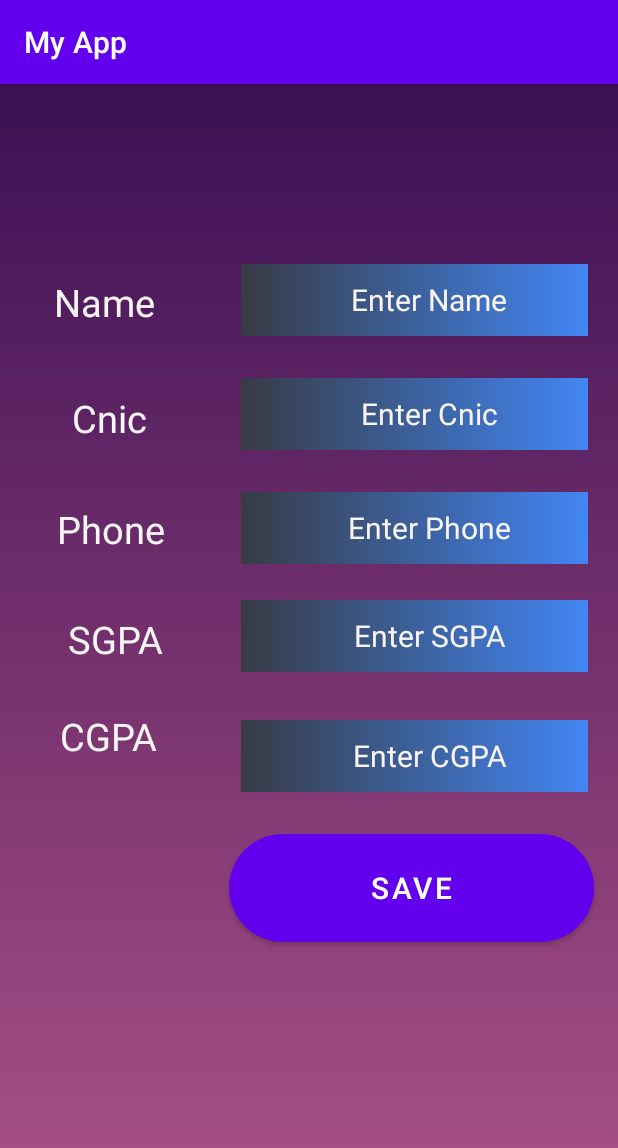
After one commit to zyn20/AndrioDev, an Android app: the studentactivityone screen opened directly, with no data from a screen before it, on a phone screen of 412 x 824 dp. The commit adds this screen. Shown: the top 1148 px of the screen. Run offline under Robolectric (Android 15) with nearby library versions, the phone set to English and light mode, and no system bars.

Commit message:
android files

```diff
--- a/app/src/main/java/com/example/bscssectionabatch20/SharedPreferenceExample/SharedPreferenceExample1.java
+++ b/app/src/main/java/com/example/bscssectionabatch20/SharedPreferenceExample/SharedPreferenceExample1.java
@@ -17,7 +17,7 @@ import java.util.ArrayList;
 public class SharedPreferenceExample1 extends AppCompatActivity {
 
     SharedPreferences sharedPreferences;
-  //  TextView textView;
+    //TextView textView;
     ListView listview;
 
     @SuppressLint("MissingInflatedId")
@@ -27,7 +27,7 @@ public class SharedPreferenceExample1 extends AppCompatActivity {
         setContentView(R.layout.activity_shared_preference_example1);
         sharedPreferences = getSharedPreferences("MyFile",0);
         listview = findViewById(R.id.mylistviewsharedpref);
-       // textView = findViewById(R.id.txtsharedprefexample1);
+        //textView = findViewById(R.id.txtsharedprefexample1);
 
 
     }
@@ -35,7 +35,7 @@ public class SharedPreferenceExample1 extends AppCompatActivity {
     public void Show_My_Preference(View view) {
         int a = sharedPreferences.getInt("A",0);
         String b= sharedPreferences.getString("B",null);
-       // textView.setText(String.valueOf(a) + " " + b);
+        //textView.setText(String.valueOf(a) + " " + b);
 
 
 
--- /dev/null
+++ b/app/src/main/java/com/example/bscssectionabatch20/Tasktwo/studentactivityone.java
@@ -0,0 +1,45 @@
+package com.example.bscssectionabatch20.Tasktwo;
+
+import androidx.appcompat.app.AppCompatActivity;
+
+import android.content.Intent;
+import android.content.SharedPreferences;
+import android.os.Bundle;
+import android.view.View;
+import android.widget.EditText;
+
+import com.example.bscssectionabatch20.R;
+
+public class studentactivityone extends AppCompatActivity {
+    SharedPreferences sharedPreferences;
+    EditText name,cnic,phone,sgpa,cgpa;
+
+    @Override
+    protected void onCreate(Bundle savedInstanceState) {
+        super.onCreate(savedInstanceState);
+        setContentView(R.layout.activity_studentactivityone);
+        name=findViewById(R.id.tasktwonameid);
+        cnic=findViewById(R.id.tasktwocnicid);
+        phone=findViewById(R.id.tasktwophoneid);
+        sgpa=findViewById(R.id.tasktwospgaid);
+        cgpa=findViewById(R.id.tasktwocpgaid);
+        sharedPreferences=getSharedPreferences("studentinfo",0);
+    }
+
+    public void SaveBtn(View view) {
+        String naam= name.getText().toString();
+        String cn= cnic.getText().toString();
+        String ph= phone.getText().toString();
+        String sgpg= sgpa.getText().toString();
+        String cgp=cgpa.getText().toString();
+        SharedPreferences.Editor edit=sharedPreferences.edit();
+        edit.putString("Name",naam);
+        edit.putString("Cnic",cn);
+        edit.putString("Phone",ph);
+        edit.putString("Sgpa",sgpg);
+        edit.putString("Cgpa",cgp);
+        edit.apply();
+        Intent intent=new Intent(this,studentactivitytwo.class);
+        startActivity(intent);
+    }
+}
--- /dev/null
+++ b/app/src/main/java/com/example/bscssectionabatch20/Tasktwo/studentactivitytwo.java
@@ -0,0 +1,47 @@
+package com.example.bscssectionabatch20.Tasktwo;
+
+import androidx.appcompat.app.AppCompatActivity;
+
+import android.content.SharedPreferences;
+import android.os.Bundle;
+import android.widget.ArrayAdapter;
+import android.widget.ListView;
+
+import com.example.bscssectionabatch20.R;
+
+import java.util.ArrayList;
+import java.util.List;
+
+public class studentactivitytwo extends AppCompatActivity {
+    SharedPreferences sharedPreferences;
+    ListView listView;
+
+
+    @Override
+    protected void onCreate(Bundle savedInstanceState) {
+        super.onCreate(savedInstanceState);
+        setContentView(R.layout.activity_studentactivitytwo);
+        sharedPreferences=getSharedPreferences("studentinfo",0);
+        listView=findViewById(R.id.tasktwolistview);
+    }
+
+
+    protected void onStart() {
+        super.onStart();
+        List list=new ArrayList<>();
+        String naam=sharedPreferences.getString("Name",null);
+        String cn=sharedPreferences.getString("Cnic",null);
+        String ph=sharedPreferences.getString("Phone",null);
+        String sgp=sharedPreferences.getString("Sgpa",null);
+        String cgp=sharedPreferences.getString("Cgpa",null);
+        list.add(naam);
+        list.add(cn);
+        list.add(ph);
+        list.add(sgp);
+        list.add(cgp);
+        ArrayAdapter<String> array=new ArrayAdapter<>(this,
+                android.R.layout.simple_list_item_1,list);
+        listView.setAdapter(array);
+    }
+
+}
--- a/app/src/main/res/drawable/btnr.xml
+++ b/app/src/main/res/drawable/btnr.xml
@@ -1,7 +1,7 @@
 <?xml version="1.0" encoding="utf-8"?>
 <shape xmlns:android="http://schemas.android.com/apk/res/android">
 
-    <solid  android:color="@color/royalblue" />
+    <solid  android:color="@color/black" />
         <corners
 android:topRightRadius="45dp"
             android:topLeftRadius="45dp"
--- /dev/null
+++ b/app/src/main/res/drawable/darkocean.xml
@@ -0,0 +1,4 @@
+<?xml version="1.0" encoding="utf-8"?>
+<shape xmlns:android="http://schemas.android.com/apk/res/android">
+    <gradient android:startColor="@color/dark" android:endColor="@color/ocean" android:angle="0"/>
+</shape>
--- /dev/null
+++ b/app/src/main/res/drawable/expressocoloe.xml
@@ -0,0 +1,4 @@
+<?xml version="1.0" encoding="utf-8"?>
+<shape xmlns:android="http://schemas.android.com/apk/res/android">
+    <gradient android:startColor="@color/sc" android:endColor="@color/ec" android:angle="90"/>
+</shape>
--- /dev/null
+++ b/app/src/main/res/drawable/hearts.xml
@@ -0,0 +1,4 @@
+<?xml version="1.0" encoding="utf-8"?>
+<shape xmlns:android="http://schemas.android.com/apk/res/android">
+    <gradient android:startColor="@color/broken" android:endColor="@color/heart" android:angle="90"/>
+</shape>
--- /dev/null
+++ b/app/src/main/res/layout/activity_studentactivityone.xml
@@ -0,0 +1,221 @@
+<?xml version="1.0" encoding="utf-8"?>
+<androidx.constraintlayout.widget.ConstraintLayout xmlns:android="http://schemas.android.com/apk/res/android"
+    xmlns:app="http://schemas.android.com/apk/res-auto"
+    xmlns:tools="http://schemas.android.com/tools"
+    android:background="@drawable/expressocoloe"
+    android:layout_width="match_parent"
+    android:layout_height="match_parent"
+
+    tools:context=".Tasktwo.studentactivityone">
+
+
+    <TextView
+        android:id="@+id/textView4"
+        android:layout_width="110dp"
+        android:layout_height="48dp"
+        android:layout_marginStart="16dp"
+        android:layout_marginTop="128dp"
+        android:paddingLeft="20sp"
+        android:text="@string/name"
+        android:textColor="#FAF5F5"
+        android:textColorHighlight="#F1E6E6"
+        android:textSize="25sp"
+        app:layout_constraintEnd_toStartOf="@+id/tasktwonameid"
+        app:layout_constraintHorizontal_bias="0.0"
+        app:layout_constraintStart_toStartOf="parent"
+        app:layout_constraintTop_toTopOf="parent"
+        tools:ignore="RtlHardcoded,RtlSymmetry" />
+
+    <EditText
+        android:id="@+id/tasktwonameid"
+        android:layout_width="231dp"
+        android:layout_height="48dp"
+        android:layout_marginTop="120dp"
+        android:layout_marginEnd="20dp"
+        android:background="@drawable/darkocean"
+        android:ems="10"
+        android:gravity="center"
+        android:inputType="textPersonName"
+        android:paddingLeft="20sp"
+        android:shadowColor="#ECE6E6"
+        android:text="@string/enter_name"
+        android:textColor="#FAF5F5"
+        android:textColorHighlight="#E1D6D6"
+        android:textColorHint="@color/white"
+        android:textColorLink="#F8F4F4"
+        android:textSize="20sp"
+        app:layout_constraintEnd_toEndOf="parent"
+        app:layout_constraintTop_toTopOf="parent"
+        android:autofillHints=""
+        tools:ignore="LabelFor,RtlHardcoded,RtlSymmetry" />
+
+    <TextView
+        android:id="@+id/textView5"
+        android:layout_width="99dp"
+        android:layout_height="38dp"
+        android:layout_marginTop="28dp"
+        android:layout_marginEnd="28dp"
+        android:gravity="center"
+
+        android:text="@string/cnic"
+        android:textColor="#FAF5F5"
+        android:textColorHighlight="#F1E6E6"
+        android:textSize="25sp"
+        app:layout_constraintEnd_toStartOf="@+id/tasktwocnicid"
+        app:layout_constraintHorizontal_bias="0.696"
+        app:layout_constraintStart_toStartOf="parent"
+        app:layout_constraintTop_toBottomOf="@+id/textView4"
+        tools:ignore="TextSizeCheck" />
+
+    <TextView
+        android:id="@+id/textView6"
+        android:layout_width="96dp"
+        android:layout_height="37dp"
+        android:layout_marginTop="36dp"
+
+        android:gravity="center"
+        android:text="@string/phone"
+        android:textColor="#FAF5F5"
+        android:textColorHighlight="#F1E6E6"
+        android:textSize="25sp"
+        app:layout_constraintEnd_toStartOf="@+id/tasktwophoneid"
+        app:layout_constraintHorizontal_bias="0.406"
+        app:layout_constraintStart_toStartOf="parent"
+        app:layout_constraintTop_toBottomOf="@+id/textView5"
+        tools:ignore="TextSizeCheck" />
+
+    <TextView
+        android:id="@+id/textView7"
+        android:layout_width="101dp"
+        android:layout_height="37dp"
+        android:layout_marginTop="36dp"
+
+        android:gravity="center"
+        android:text="@string/sgpa"
+        android:textColor="#FAF5F5"
+        android:textColorHighlight="#F1E6E6"
+        android:textSize="25sp"
+        app:layout_constraintEnd_toStartOf="@+id/tasktwospgaid"
+        app:layout_constraintHorizontal_bias="0.44"
+        app:layout_constraintStart_toStartOf="parent"
+        app:layout_constraintTop_toBottomOf="@+id/textView6"
+        tools:ignore="TextSizeCheck" />
+
+    <TextView
+        android:id="@+id/textView14"
+        android:layout_width="92dp"
+        android:layout_height="36dp"
+        android:layout_marginTop="28dp"
+        android:gravity="center"
+        android:text="@string/cgpa"
+        android:textColor="#FAF5F5"
+        android:textColorHighlight="#F1E6E6"
+        android:textSize="25sp"
+        app:layout_constraintEnd_toStartOf="@+id/tasktwocpgaid"
+        app:layout_constraintHorizontal_bias="0.382"
+        app:layout_constraintStart_toStartOf="parent"
+        app:layout_constraintTop_toBottomOf="@+id/textView7"
+        tools:ignore="TextSizeCheck" />
+
+    <EditText
+        android:id="@+id/tasktwocnicid"
+        android:layout_width="231dp"
+        android:layout_height="48dp"
+        android:layout_marginTop="28dp"
+        android:layout_marginEnd="20dp"
+        android:background="@drawable/darkocean"
+        android:ems="10"
+        android:gravity="center"
+        android:inputType="textPersonName"
+        android:paddingLeft="20sp"
+        android:text="@string/enter_cnic"
+        android:textColor="#FAF5F5"
+        android:textColorHighlight="#E1D6D6"
+        android:textColorHint="@color/white"
+        android:textColorLink="#F8F4F4"
+        android:textSize="20sp"
+        app:layout_constraintEnd_toEndOf="parent"
+        app:layout_constraintTop_toBottomOf="@+id/tasktwonameid"
+        tools:ignore="Autofill,LabelFor,RtlHardcoded,RtlSymmetry" />
+
+    <EditText
+        android:id="@+id/tasktwophoneid"
+        android:layout_width="231dp"
+        android:layout_height="48dp"
+        android:layout_marginTop="28dp"
+        android:layout_marginEnd="20dp"
+        android:background="@drawable/darkocean"
+        android:ems="10"
+        android:gravity="center"
+        android:inputType="textPersonName"
+        android:paddingLeft="20sp"
+        android:text="Enter Phone"
+        android:textColor="#FAF5F5"
+        android:textColorHighlight="#E1D6D6"
+        android:textColorHint="@color/white"
+        android:textColorLink="#F8F4F4"
+        android:textSize="20sp"
+        app:layout_constraintEnd_toEndOf="parent"
+        app:layout_constraintTop_toBottomOf="@+id/tasktwocnicid"
+        tools:ignore="Autofill,HardcodedText,LabelFor,RtlHardcoded,RtlSymmetry" />
+
+    <EditText
+        android:id="@+id/tasktwospgaid"
+        android:layout_width="231dp"
+        android:layout_height="48dp"
+        android:layout_marginTop="24dp"
+        android:layout_marginEnd="20dp"
+        android:background="@drawable/darkocean"
+        android:ems="10"
+        android:gravity="center"
+        android:inputType="textPersonName"
+        android:paddingLeft="20sp"
+        android:text="@string/enter_sgpa"
+        android:textColor="#FAF5F5"
+        android:textColorHighlight="#E1D6D6"
+        android:textColorHint="@color/white"
+        android:textColorLink="#F8F4F4"
+        android:textSize="20sp"
+        app:layout_constraintEnd_toEndOf="parent"
+        app:layout_constraintTop_toBottomOf="@+id/tasktwophoneid"
+        tools:ignore="Autofill,LabelFor,RtlHardcoded,RtlSymmetry" />
+
+    <EditText
+        android:id="@+id/tasktwocpgaid"
+        android:layout_width="231dp"
+        android:layout_height="48dp"
+        android:layout_marginTop="32dp"
+        android:layout_marginEnd="20dp"
+        android:background="@drawable/darkocean"
+        android:ems="10"
+        android:gravity="center"
+        android:inputType="textPersonName"
+        android:paddingLeft="20sp"
+        android:text="@string/enter_cgpa"
+
+        android:textColor="#FAF5F5"
+        android:textColorHighlight="#E1D6D6"
+        android:textColorHint="@color/white"
+        android:textColorLink="#F8F4F4"
+        android:textSize="20sp"
+        app:layout_constraintEnd_toEndOf="parent"
+        app:layout_constraintTop_toBottomOf="@+id/tasktwospgaid"
+        tools:ignore="Autofill,LabelFor,RtlHardcoded,RtlSymmetry" />
+
+    <Button
+        android:id="@+id/button27"
+        android:layout_width="243dp"
+        android:layout_height="72dp"
+        android:onClick="SaveBtn"
+        android:layout_marginTop="28dp"
+        android:background="@drawable/btnr"
+        android:backgroundTint="@color/teal"
+        android:text="@string/save"
+        android:textSize="20sp"
+        app:layout_constraintEnd_toEndOf="parent"
+        app:layout_constraintHorizontal_bias="0.904"
+        app:layout_constraintStart_toStartOf="parent"
+        app:layout_constraintTop_toBottomOf="@+id/tasktwocpgaid" />
+
+
+</androidx.constraintlayout.widget.ConstraintLayout>
--- /dev/null
+++ b/app/src/main/res/layout/activity_studentactivitytwo.xml
@@ -0,0 +1,19 @@
+<?xml version="1.0" encoding="utf-8"?>
+<androidx.constraintlayout.widget.ConstraintLayout xmlns:android="http://schemas.android.com/apk/res/android"
+    xmlns:app="http://schemas.android.com/apk/res-auto"
+    xmlns:tools="http://schemas.android.com/tools"
+    android:layout_width="match_parent"
+    android:background="@drawable/darkocean"
+    android:layout_height="match_parent"
+    tools:context=".Tasktwo.studentactivitytwo">
+
+    <ListView
+        android:id="@+id/tasktwolistview"
+        android:layout_width="369dp"
+        android:layout_height="697dp"
+        android:background="@drawable/hearts"
+        app:layout_constraintBottom_toBottomOf="parent"
+        app:layout_constraintEnd_toEndOf="parent"
+        app:layout_constraintStart_toStartOf="parent"
+        app:layout_constraintTop_toTopOf="parent" />
+</androidx.constraintlayout.widget.ConstraintLayout>
--- a/app/src/main/res/values/colors.xml
+++ b/app/src/main/res/values/colors.xml
@@ -15,4 +15,13 @@
 
     <color name="start_color">#636363</color>
     <color name="end_color">#a2ab58</color>
+
+    <color name="sc">#ad5389</color>
+    <color name="ec">#3c1053</color>
+    <color name="broken">#d9a7c7</color>
+    <color name="heart">#fffcdc</color>
+    <color name="dark">#373B44</color>
+    <color name="ocean">#4286f4</color>
+
+
 </resources>
--- a/app/src/main/res/values/strings.xml
+++ b/app/src/main/res/values/strings.xml
@@ -42,4 +42,14 @@
     <string name="todo">TODO</string>
     <string name="zain">Zain</string>
     <string name="textview">TextView</string>
+    <string name="name">Name</string>
+    <string name="enter_name">Enter Name</string>
+    <string name="cnic">Cnic</string>
+    <string name="phone">Phone</string>
+    <string name="sgpa">SGPA</string>
+    <string name="cgpa">CGPA</string>
+    <string name="enter_cnic">Enter Cnic</string>
+    <string name="enter_sgpa">Enter SGPA</string>
+    <string name="enter_cgpa">Enter CGPA</string>
+    <string name="save">Save</string>
 </resources>
```
Also changed, not shown: app/src/main/AndroidManifest.xml (+18 -0 lines).
